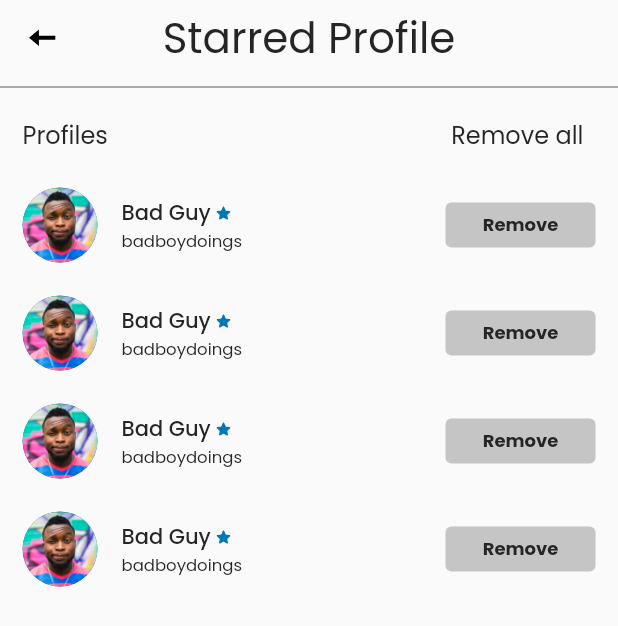
After one commit to jidnation/RTesting, a Flutter app: the StarredProfileScreen screen opened directly, on a phone screen of 412 x 824 dp. The commit adds this screen. Shown: the top 626 px of the screen. Run offline on Flutter 3.47's test engine with Material 2 defaults, Android fonts, the phone set to English and light mode, and no system bars; our stand-ins replace bubble, dio, flutter_hooks, flutter_svg, freezed_annotation, hooks_riverpod and 4 more; missing offline and left inert: flutter_overlay_loader; accounts and stored records are empty; network calls fail.

Commit message:
UI Fixes: added Starred Profile Screen

```diff
--- a/lib/routes/routes.dart
+++ b/lib/routes/routes.dart
@@ -1,3 +1,4 @@
+import 'package:reach_me/screens/account/starred_profile.dart';
 import 'package:reach_me/screens/auth/otp_screen.dart';
 import 'package:reach_me/screens/account/account.dart';
 import 'package:reach_me/screens/chat/chats_list_screen.dart';
@@ -88,6 +89,9 @@ class RMRouter {
       case PersonalInfoSettings.id:
         return RMPageRoute(builder: (_) => const PersonalInfoSettings());
 
+      case StarredProfileScreen.id:
+        return RMPageRoute(builder: (_) => const StarredProfileScreen());
+
       case MsgChatInterface.id:
         return RMPageRoute(builder: (_) => const MsgChatInterface());
 
--- a/lib/screens/account/account.dart
+++ b/lib/screens/account/account.dart
@@ -6,6 +6,7 @@ import 'package:reach_me/components/custom_button.dart';
 import 'package:reach_me/components/profile_picture.dart';
 import 'package:reach_me/core/services/navigation/navigation_service.dart';
 import 'package:reach_me/screens/account/edit_profile_screen.dart';
+import 'package:reach_me/screens/account/starred_profile.dart';
 import 'package:reach_me/screens/home/home_screen.dart';
 import 'package:reach_me/screens/timeline/timeline.dart' hide showKebabBottomSheet;
 import 'package:reach_me/utils/constants.dart';
@@ -93,7 +94,7 @@ class _AccountScreenState extends State<AccountScreen> {
                 icon: SvgPicture.asset('assets/svgs/more-vertical.svg',
                     color: AppColors.white),
                 onPressed: () async {
-                  await showKebabBottomSheet(context);
+                  await showKebabBottomSheets(context);
                 },
                 splashRadius: 20,
               )
@@ -474,6 +475,42 @@ class _AccountScreenState extends State<AccountScreen> {
   }
 }
 
+Future showKebabBottomSheets(BuildContext context) {
+  return showModalBottomSheet(
+      backgroundColor: Colors.transparent,
+      context: context,
+      builder: (context) {
+        return Container(
+            decoration: const BoxDecoration(
+              color: AppColors.greyShade7,
+              borderRadius: BorderRadius.only(
+                topLeft: Radius.circular(25),
+                topRight: Radius.circular(25),
+              ),
+            ),
+            child: ListView(shrinkWrap: true, children: [
+              Center(
+                child: Container(
+                    height: 4,
+                    width: 58,
+                    decoration: BoxDecoration(
+                        color: AppColors.greyShade4,
+                        borderRadius: BorderRadius.circular(40))),
+              ).paddingOnly(t: 23),
+              const SizedBox(height: 20),
+              KebabBottomTextButton(label: 'Dictionary', onPressed: () {}),
+              KebabBottomTextButton(label: 'Abbreviation', onPressed: () {}),
+              KebabBottomTextButton(label: 'Starred Profile', onPressed: () {
+                NavigationService.navigateTo(StarredProfileScreen.id);
+              }),
+              KebabBottomTextButton(label: 'QR Code', onPressed: () {}),
+              KebabBottomTextButton(label: 'Saved Post', onPressed: () {}),
+              KebabBottomTextButton(label: 'Share Profile', onPressed: () {}),
+              KebabBottomTextButton(label: 'More', onPressed: () {}),
+              const SizedBox(height: 20),
+            ]));
+      });
+}
 Future showKebabBottomSheet(BuildContext context) {
   return showModalBottomSheet(
       backgroundColor: Colors.transparent,
--- /dev/null
+++ b/lib/screens/account/starred_profile.dart
@@ -0,0 +1,152 @@
+import 'package:flutter/material.dart';
+import 'package:flutter_svg/flutter_svg.dart';
+import 'package:reach_me/components/custom_button.dart';
+import 'package:reach_me/components/profile_picture.dart';
+import 'package:reach_me/core/services/navigation/navigation_service.dart';
+import 'package:reach_me/screens/activity/widgets/month_notification_item.dart';
+import 'package:reach_me/screens/activity/widgets/new_notification_item.dart';
+import 'package:reach_me/screens/activity/widgets/week_notification_item.dart';
+import 'package:reach_me/utils/constants.dart';
+import 'package:reach_me/utils/extensions.dart';
+
+class StarredProfileScreen extends StatelessWidget {
+  static const String id = "starred_profile";
+  const StarredProfileScreen({Key? key}) : super(key: key);
+
+  @override
+  Widget build(BuildContext context) {
+    return Scaffold(
+        appBar: AppBar(
+          leading: IconButton(
+              icon: SvgPicture.asset(
+                'assets/svgs/arrow-back.svg',
+                width: 19,
+                height: 12,
+                color: AppColors.black,
+              ),
+              onPressed: () => NavigationService.goBack()),
+          backgroundColor: Colors.grey.shade50,
+          centerTitle: true,
+          elevation: 0,
+          toolbarHeight: 50,
+          title: const Text(
+            'Starred Profile',
+            style: TextStyle(
+                fontSize: 28,
+                fontWeight: FontWeight.w400,
+                color: AppColors.textColor2),
+          ),
+        ),
+        body: SingleChildScrollView(
+          child: Column(
+            crossAxisAlignment: CrossAxisAlignment.start,
+            children: [
+              const Divider(thickness: 0.5, color: AppColors.textColor2),
+              Container(
+                  padding: const EdgeInsets.symmetric(horizontal: 15),
+                  child: Row(
+                    mainAxisAlignment: MainAxisAlignment.spaceBetween,
+                    mainAxisSize: MainAxisSize.max,
+                    children: [
+                      const Text(
+                        'Profiles',
+                        style: TextStyle(
+                            fontWeight: FontWeight.w400,
+                            fontSize: 16,
+                            color: AppColors.textColor2),
+                      ),
+                      TextButton(
+                        onPressed: () {},
+                        child: const Text(
+                          'Remove all',
+                          style: TextStyle(
+                              fontWeight: FontWeight.w400,
+                              fontSize: 16,
+                              color: AppColors.textColor2),
+                        ),
+                      )
+                    ],
+                  )),
+              const StarredProfileListTile(
+                fullName: 'Bad Guy',
+                username: 'badboydoings',
+              ).paddingSymmetric(h: 15, v: 5),
+              const StarredProfileListTile(
+                fullName: 'Bad Guy',
+                username: 'badboydoings',
+              ).paddingSymmetric(h: 15, v: 5),
+              const StarredProfileListTile(
+                fullName: 'Bad Guy',
+                username: 'badboydoings',
+              ).paddingSymmetric(h: 15, v: 5),
+              const StarredProfileListTile(
+                fullName: 'Bad Guy',
+                username: 'badboydoings',
+              ).paddingSymmetric(h: 15, v: 5),
+            ],
+          ),
+        ));
+  }
+}
+
+class StarredProfileListTile extends StatelessWidget {
+  const StarredProfileListTile({
+    Key? key,
+    required this.fullName,
+    required this.username,
+  }) : super(key: key);
+
+  final String username;
+  final String fullName;
+
+  @override
+  Widget build(BuildContext context) {
+    var size = MediaQuery.of(context).size;
+    return ListTile(
+      leading: const ProfilePicture(width: 50, height: 50),
+      contentPadding: EdgeInsets.zero,
+      title: Column(
+        crossAxisAlignment: CrossAxisAlignment.start,
+        mainAxisSize: MainAxisSize.min,
+        mainAxisAlignment: MainAxisAlignment.center,
+        children: [
+          Row(
+            children: [
+              Text(
+                fullName,
+                style: const TextStyle(
+                    color: AppColors.textColor2,
+                    fontFamily: 'Poppins',
+                    fontSize: 14,
+                    fontWeight: FontWeight.w500),
+              ),
+              const SizedBox(width: 3),
+              SvgPicture.asset('assets/svgs/starred-1.svg')
+            ],
+          ),
+          Text(
+            username,
+            style: const TextStyle(
+              fontSize: 11,
+              fontWeight: FontWeight.w400,
+              color: AppColors.textColor2,
+            ),
+          )
+        ],
+      ),
+      trailing: SizedBox(
+        width: 100,
+        height: 30,
+        child: CustomButton(
+            label: 'Remove',
+            labelFontSize: 12,
+            color: AppColors.greyShade4,
+            onPressed: () {},
+            size: size,
+            textColor: AppColors.textColor2,
+            padding: const EdgeInsets.symmetric(horizontal: 16, vertical: 3),
+            borderSide: BorderSide.none),
+      ),
+    ).paddingSymmetric(v: 3);
+  }
+}
--- a/lib/screens/chat/msg_chat_interface.dart
+++ b/lib/screens/chat/msg_chat_interface.dart
@@ -1,17 +1,14 @@
-import 'package:bubble/bubble.dart';
+
 import 'package:flutter/material.dart';
 import 'package:flutter/scheduler.dart';
 import 'package:flutter/services.dart';
 import 'package:flutter_svg/flutter_svg.dart';
-import 'package:reach_me/components/bottom_sheet_list_tile.dart';
 import 'package:reach_me/components/custom_button.dart';
 import 'package:reach_me/components/custom_textfield.dart';
 import 'package:reach_me/components/profile_picture.dart';
 import 'package:reach_me/core/services/navigation/navigation_service.dart';
-import 'package:reach_me/screens/chat/chats_list_screen.dart';
 import 'package:reach_me/screens/chat/widgets/bottom_sheet.dart';
 import 'package:reach_me/screens/chat/widgets/msg_bubble.dart';
-import 'package:reach_me/screens/home/view_comments.dart';
 import 'package:reach_me/screens/video-call/video_call_screen.dart';
 import 'package:reach_me/screens/voice-call/voice_call_screen.dart';
 import 'package:reach_me/utils/constants.dart';
--- a/lib/screens/video-call/video_calling_screen.dart
+++ b/lib/screens/video-call/video_calling_screen.dart
@@ -1,7 +1,5 @@
 import 'package:flutter/material.dart';
 import 'package:flutter_svg/flutter_svg.dart';
-import 'package:reach_me/components/profile_picture.dart';
-import 'package:reach_me/core/services/navigation/navigation_service.dart';
 import 'package:reach_me/utils/constants.dart';
 
 class VideoCallingScreen extends StatelessWidget {
--- a/lib/screens/voice-call/voice_calling_screen.dart
+++ b/lib/screens/voice-call/voice_calling_screen.dart
@@ -1,7 +1,5 @@
 import 'package:flutter/material.dart';
 import 'package:flutter_svg/flutter_svg.dart';
-import 'package:reach_me/components/profile_picture.dart';
-import 'package:reach_me/core/services/navigation/navigation_service.dart';
 import 'package:reach_me/utils/constants.dart';
 
 class VoiceCallingScreen extends StatelessWidget {
```
Also changed, not shown: assets/svgs/starred-1.svg (added).
